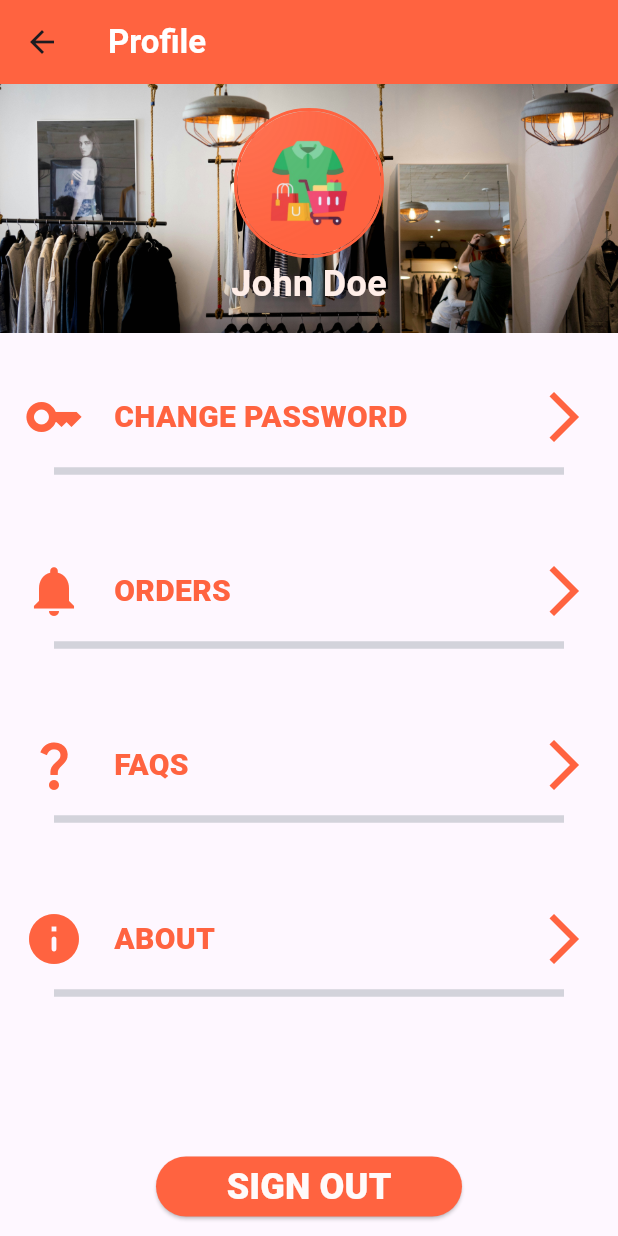
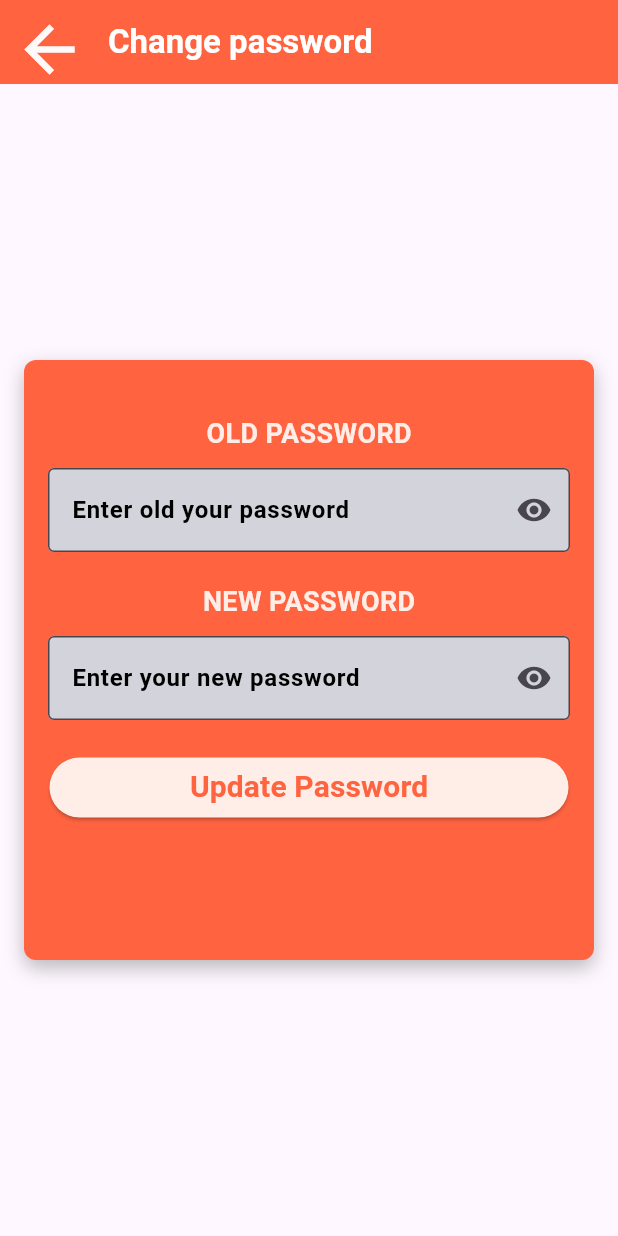
Before and after one commit to WenDEVLIFE/shirtify, a Flutter app: the ProfilePage screen opened directly, after a tap on "CHANGE PASSWORD", on a phone screen of 412 x 824 dp. Run offline on Flutter 3.47's test engine with Material 3 defaults, Android fonts, the phone set to English and light mode, and no system bars; our stand-ins replace curved_navigation_bar, firebase_core, go_router; accounts and stored records are empty; Roboto replaces fonts that are missing (LeagueSpartan).

Commit message:
Added Ui to the ChangePassword_Page.dart and fix other components 👌

```diff
--- a/lib/main.dart
+++ b/lib/main.dart
@@ -1,6 +1,7 @@
 import 'package:firebase_core/firebase_core.dart';
 import 'package:flutter/material.dart';
 import 'package:go_router/go_router.dart';
+import 'package:shirtify/pages/ChangePassword_Page.dart';
 import 'package:shirtify/pages/DisplayProduct.dart';
 import 'package:shirtify/pages/LoginPage.dart';
 import 'package:shirtify/pages/RegisterPage.dart';
@@ -34,6 +35,7 @@ class MyApp extends StatelessWidget {
 
             return DisplayProduct(extra: extra);
           }),
+          GoRoute(path: '/changepassword', builder: (context, state) => const ChangePasswordPage()),
 
         ],
     );
--- a/lib/pages/AddCartPage.dart
+++ b/lib/pages/AddCartPage.dart
@@ -54,7 +54,7 @@ class _AddCartPageState extends State<AddCartPage> {
     return Scaffold(
       appBar: AppBar(
         title: const Text(
-          'Shop',
+          'Add to cart',
           style: TextStyle(
             color: Colors.white,
             fontFamily: 'Roboto',
--- /dev/null
+++ b/lib/pages/ChangePassword_Page.dart
@@ -0,0 +1,173 @@
+import 'package:flutter/cupertino.dart';
+import 'package:flutter/material.dart';
+import 'package:go_router/go_router.dart';
+
+import '../component/Colors.dart';
+
+class ChangePasswordPage extends StatefulWidget {
+  const ChangePasswordPage({Key? key}) : super(key: key);
+
+  @override
+  _ChangePasswordPageState createState() => _ChangePasswordPageState();
+}
+
+class _ChangePasswordPageState extends State<ChangePasswordPage> {
+  TextEditingController oldpasswordController = TextEditingController();
+  TextEditingController newpasswordController = TextEditingController();
+
+  bool obscureText1 = true;
+  bool obscureText2 = true;
+
+  void togglePasswordVisibility1() {
+    setState(() {
+      obscureText1 = !obscureText1;
+    });
+  }
+
+  void togglePasswordVisibility2() {
+    setState(() {
+      obscureText2 = !obscureText2;
+    });
+  }
+
+  @override
+  Widget build(BuildContext context) {
+    return Scaffold(
+      appBar: AppBar(
+        leading: IconButton(
+          icon: const Icon(
+            Icons.arrow_back,
+            color: ColorsPallete.white,
+            size: 50,
+          ),
+          onPressed: () {
+            Navigator.pop(context);
+          },
+        ),
+        title: const Text(
+          'Change password',
+          style: TextStyle(
+            color: Colors.white,
+            fontFamily: 'Roboto',
+            fontWeight: FontWeight.w700,
+          ),
+        ),
+        automaticallyImplyLeading: false,
+        backgroundColor: ColorsPallete.orange,
+      ),
+      body: Container(
+        color: Colors.transparent, // Set the background color here
+        child: Center(
+          child: Container(
+            width: 380, // Set the desired width here
+            height: 400, // Set the desired height here
+            padding: const EdgeInsets.all(16.0),
+            decoration: BoxDecoration(
+              color: ColorsPallete.orange,
+              borderRadius: BorderRadius.circular(8.0),
+              boxShadow: const [
+                BoxShadow(
+                  color: Colors.black26,
+                  blurRadius: 10.0,
+                  offset: Offset(0, 5),
+                ),
+              ],
+            ),
+            child: Column(
+              crossAxisAlignment: CrossAxisAlignment.center,
+              children: <Widget>[
+                const SizedBox(height: 20),
+                Text('OLD PASSWORD', style: TextStyle(fontSize: 18, fontFamily: 'Roboto', fontWeight: FontWeight.w700, color: ColorsPallete.whiteish)),
+                const SizedBox(height: 10),
+                TextField(
+                  controller: oldpasswordController,
+                  decoration: InputDecoration(
+                    filled: true,
+                    fillColor: ColorsPallete.whitegray, // Set the background color here
+                    border: const OutlineInputBorder(),
+                    suffixIcon: IconButton(
+                      icon: Icon(
+                        obscureText1 ? Icons.visibility : Icons.visibility_off,
+                      ),
+                      onPressed: togglePasswordVisibility1,
+                    ),
+                    hintText: 'Enter old your password',
+                    hintStyle: const TextStyle(
+                      color: Colors.black, // Set the hint text color here
+                    ),
+                  ),
+                  obscureText: obscureText1,
+                  style: const TextStyle(
+                    color: Colors.black, // Set the text color here
+                    fontFamily: 'Roboto',
+                    fontSize: 16, // Set the text size here
+                    fontWeight: FontWeight.w700,
+                  ),
+                ),
+                const SizedBox(height: 20),
+                Text('NEW PASSWORD', style: TextStyle(fontSize: 18, fontFamily: 'Roboto', fontWeight: FontWeight.w700, color: ColorsPallete.whiteish)),
+                const SizedBox(height: 10),
+                TextField(
+                  controller: newpasswordController,
+                  decoration: InputDecoration(
+                    filled: true,
+                    fillColor: ColorsPallete.whitegray, // Set the background color here
+                    border: const OutlineInputBorder(),
+                    suffixIcon: IconButton(
+                      icon: Icon(
+                        obscureText2 ? Icons.visibility : Icons.visibility_off,
+                      ),
+                      onPressed: togglePasswordVisibility2,
+                    ),
+                    hintText: 'Enter your new password',
+                    hintStyle: const TextStyle(
+                      color: Colors.black, // Set the hint text color here
+                    ),
+                  ),
+                  obscureText: obscureText2,
+                  style: const TextStyle(
+                    color: Colors.black, // Set the text color here
+                    fontFamily: 'Roboto',
+                    fontSize: 16, // Set the text size here
+                    fontWeight: FontWeight.w700,
+                  ),
+                ),
+                const SizedBox(height: 20),
+                Center(
+                  child: Container(
+                    width: 350, // Adjust the width as needed
+                    decoration: BoxDecoration(
+                      color: Colors.transparent, // Background color of the TextField
+                      borderRadius: BorderRadius.circular(5),
+                      border: Border.all(color: Colors.transparent), // Border color
+                    ),
+                    child: ButtonTheme(
+                      minWidth: 300, // Adjust the width as needed
+                      height: 100, // Adjust the height as needed
+                      child: ElevatedButton(
+                        onPressed: () {
+                          // call the controller
+                        },
+                        style: ElevatedButton.styleFrom(
+                          backgroundColor: ColorsPallete.whiteish, // Background color of the button
+                        ),
+                        child: Text('Update Password',
+                          style: TextStyle(
+                            fontSize: 20,
+                            color: ColorsPallete.orange,
+                            fontFamily: 'Roboto',
+                            fontWeight: FontWeight.w700,
+                          ),
+                        ),
+                      ),
+                    ),
+                  ),
+                ),
+              ],
+            ),
+          ),
+        ),
+      ),
+    );
+  }
+}
--- a/lib/pages/LoginPage.dart
+++ b/lib/pages/LoginPage.dart
@@ -154,12 +154,12 @@ class _LoginPageState extends State<LoginPage>{
 
                               },
                               style: ElevatedButton.styleFrom(
-                                backgroundColor: ColorsPallete.whitegray, // Background color of the button
+                                backgroundColor: ColorsPallete.orange, // Background color of the button
                               ),
-                              child: Text('Sign In',
+                              child: const Text('Sign In',
                                 style: TextStyle(
                                   fontSize: 20,
-                                  color: ColorsPallete.orange,
+                                  color: ColorsPallete.white,
                                   fontFamily: 'Roboto',
                                   fontWeight: FontWeight.w700,
                                 ),
--- a/lib/pages/ProfilePage.dart
+++ b/lib/pages/ProfilePage.dart
@@ -77,6 +77,7 @@ class ProfilePageState extends State<ProfilePage> {
                     text: 'CHANGE PASSWORD',
                     onTap: () {
                       print('Account Settings clicked');
+                      context.push('/changepassword');
                     },
                   ),
                   const SizedBox(height: 20),
--- a/lib/pages/RegisterPage.dart
+++ b/lib/pages/RegisterPage.dart
@@ -182,12 +182,12 @@ class _RegisterPageState extends State<RegisterPage> {
 
                               },
                               style: ElevatedButton.styleFrom(
-                                backgroundColor: ColorsPallete.whitegray, // Background color of the button
+                                backgroundColor: ColorsPallete.orange, // Background color of the button
                               ),
-                              child: Text('Sign Up',
+                              child: const Text('Sign Up',
                                 style: TextStyle(
                                   fontSize: 20,
-                                  color: ColorsPallete.orange,
+                                  color: ColorsPallete.white,
                                   fontFamily: 'Roboto',
                                   fontWeight: FontWeight.w700,
                                 ),
```
